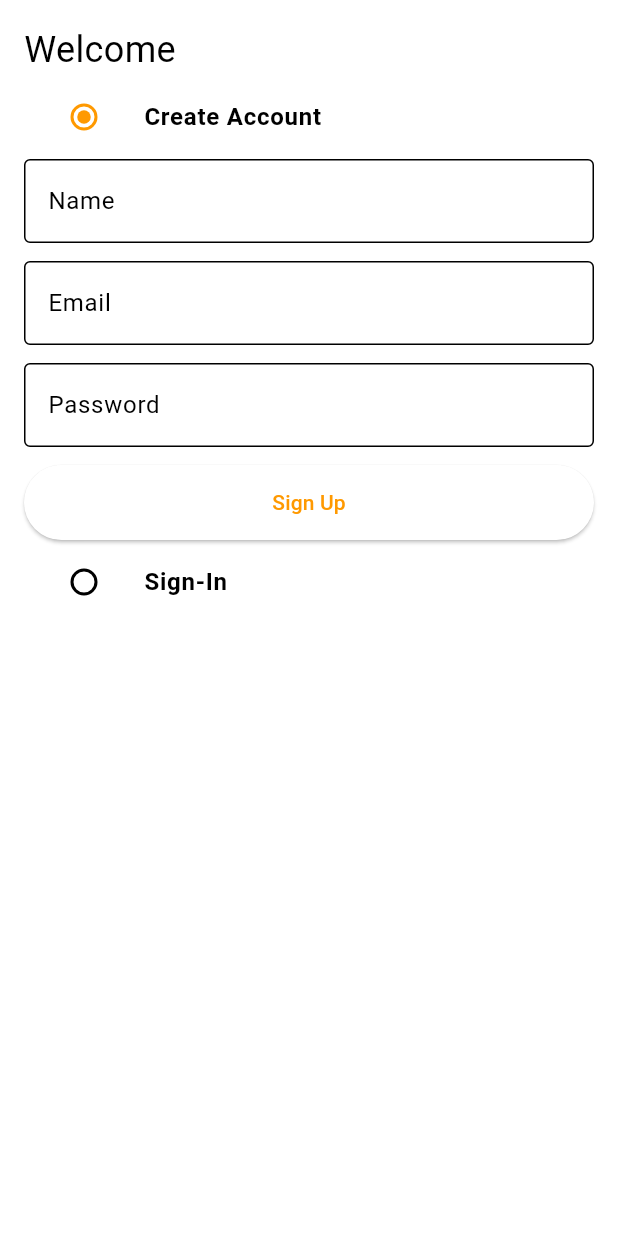
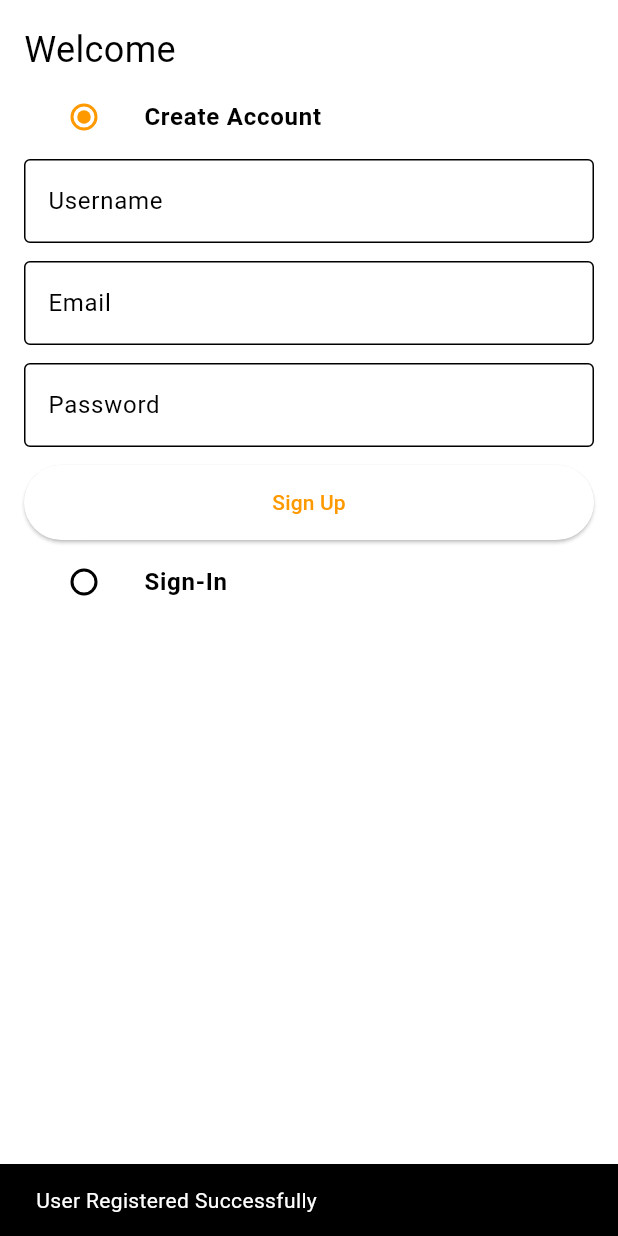
Before and after one commit to khanarifak07/Amazon-Clone, a Flutter app: the screen it shows after launch, after a tap on "Sign Up", on a phone screen of 412 x 824 dp. Run offline on Flutter 3.47's test engine with Material 3 defaults, Android fonts, the phone set to English and light mode, and no system bars; our stand-ins replace dio; network calls fail.

Commit message:
register user integrated with Backend API

```diff
--- /dev/null
+++ b/frontend/lib/config.dart
@@ -0,0 +1,2 @@
+String url = "http://192.168.0.107:8000/api/v1";
+String registerApi = "$url/user/register";
--- a/frontend/lib/screens/auth/auth_screen.dart
+++ b/frontend/lib/screens/auth/auth_screen.dart
@@ -1,4 +1,6 @@
+import 'package:dio/dio.dart';
 import 'package:flutter/material.dart';
+import 'package:frontend/config.dart';
 import 'package:frontend/constants/global_variables.dart';
 import 'package:frontend/widgets/custom_button.dart';
 import 'package:frontend/widgets/custom_textfield.dart';
@@ -17,18 +19,54 @@ class AuthScreen extends StatefulWidget {
 
 class _AuthScreenState extends State<AuthScreen> {
   Auth _auth = Auth.signup;
+  bool isLoading = false;
   TextEditingController emailCtrl = TextEditingController();
-  TextEditingController nameCtrl = TextEditingController();
+  TextEditingController usernameCtrl = TextEditingController();
   TextEditingController passwordCtrl = TextEditingController();
+
   //dispose the controller to prevent memory leakage
-
   @override
   void dispose() {
     // TODO: implement dispose
     super.dispose();
     emailCtrl.dispose();
-    nameCtrl.dispose();
+    usernameCtrl.dispose();
     passwordCtrl.dispose();
+  }
+
+  Future<void> registerUser(
+    final String username,
+    final String email,
+    final String password,
+  ) async {
+    try {
+      setState(() {
+        isLoading = true;
+      });
+      //create dio object
+      Dio dio = Dio();
+      //create data (user formdata only when you want to pass image file)
+      var data = {
+        "username": username,
+        "email": email,
+        "password": password,
+      };
+
+      //make dio post request
+      Response response = await dio.post(registerApi, data: data);
+      //handle the response
+      if (response.statusCode == 200) {
+        print("User regsitered successfully ${response.data}");
+      } else {
+        print("User registeration failed ${response.statusCode}");
+      }
+    } catch (e) {
+      print("Error while registering user $e");
+    } finally {
+      setState(() {
+        isLoading = false;
+      });
+    }
   }
 
   @override
@@ -68,8 +106,8 @@ class _AuthScreenState extends State<AuthScreen> {
               Column(
                 children: [
                   CustomTextField(
-                    labelText: "Name",
-                    controller: nameCtrl,
+                    labelText: "Username",
+                    controller: usernameCtrl,
                   ),
                   const SizedBox(height: 12),
                   CustomTextField(
@@ -82,7 +120,26 @@ class _AuthScreenState extends State<AuthScreen> {
                     controller: passwordCtrl,
                   ),
                   const SizedBox(height: 12),
-                  CustomButtom(ontap: () {}, text: "Sign Up")
+                  CustomButtom(
+                    ontap: () async {
+                      await registerUser(
+                        usernameCtrl.text,
+                        emailCtrl.text,
+                        passwordCtrl.text,
+                      );
+                      usernameCtrl.clear();
+                      emailCtrl.clear();
+                      passwordCtrl.clear();
+                      if (context.mounted) {
+                        ScaffoldMessenger.of(context).showSnackBar(
+                            const SnackBar(
+                                content: Text("User Registered Successfully")));
+                      }
+                    },
+                    child: isLoading
+                        ? const CircularProgressIndicator()
+                        : const Text("Sign Up"),
+                  )
                 ],
               ),
             ListTile(
@@ -115,24 +172,9 @@ class _AuthScreenState extends State<AuthScreen> {
                     controller: passwordCtrl,
                   ),
                   const SizedBox(height: 12),
-                  CustomButtom(ontap: () {}, text: "Sign In")
+                  // CustomButtom(ontap: () {}, text: "Sign In")
                 ],
               ),
-
-            /*  const SizedBox(height: 12),
-            const CustomTextField(labelText: "Name"),
-            const SizedBox(height: 12),
-            const CustomTextField(labelText: "Email"),
-            const SizedBox(height: 12),
-            const CustomTextField(labelText: "Password"),
-            const SizedBox(height: 12),
-            ElevatedButton(onPressed: () {}, child: const Text("Sign Up")),
-            MaterialButton(
-              color: GlobalVariables.secondaryColor,
-              minWidth: double.maxFinite,
-              onPressed: () {},
-              child: const Text("Sign Up"),
-            ) */
           ],
         ),
       )),
--- /dev/null
+++ b/frontend/lib/screens/auth/auth_services.dart
@@ -0,0 +1,35 @@
+import 'package:dio/dio.dart';
+import 'package:frontend/config.dart';
+
+AuthServices authServices = AuthServices();
+class AuthServices {
+/*   Future<void> registerUser(
+    final String username,
+    final String email,
+    final String password,
+  ) async {
+    try {
+
+
+      //create dio object
+      Dio dio = Dio();
+      //create data (user formdata only when you want to pass image file)
+      var data = {
+        "username": username,
+        "email": email,
+        "password": password,
+      };
+
+      //make dio post request
+      Response response = await dio.post(registerApi, data: data);
+      //handle the response
+      if (response.statusCode == 200) {
+        print("User regsitered successfully ${response.data}");
+      } else {
+        print("User registeration failed ${response.statusCode}");
+      }
+    } catch (e) {
+      print("Error while registering user $e");
+    }
+  } */
+}
--- a/frontend/lib/widgets/custom_button.dart
+++ b/frontend/lib/widgets/custom_button.dart
@@ -1,9 +1,9 @@
 import 'package:flutter/material.dart';
 
 class CustomButtom extends StatelessWidget {
-  final Function() ontap;
-  final String text;
-  const CustomButtom({super.key, required this.ontap, required this.text});
+  final VoidCallback ontap;
+  final Widget child;
+  const CustomButtom({super.key, required this.ontap, required this.child});
 
   @override
   Widget build(BuildContext context) {
@@ -14,7 +14,7 @@ class CustomButtom extends StatelessWidget {
         double.maxFinite,
         50,
       )),
-      child: Text(text),
+      child: child,
     );
   }
 }
--- a/frontend/pubspec.yaml
+++ b/frontend/pubspec.yaml
@@ -35,6 +35,7 @@ dependencies:
   # The following adds the Cupertino Icons font to your application.
   # Use with the CupertinoIcons class for iOS style icons.
   cupertino_icons: ^1.0.2
+  dio: ^5.4.0
 
 dev_dependencies:
   flutter_test:
```
Also changed, not shown: frontend/lib/models/user.model.dart (added, +96 -0 lines), frontend/pubspec.lock.
